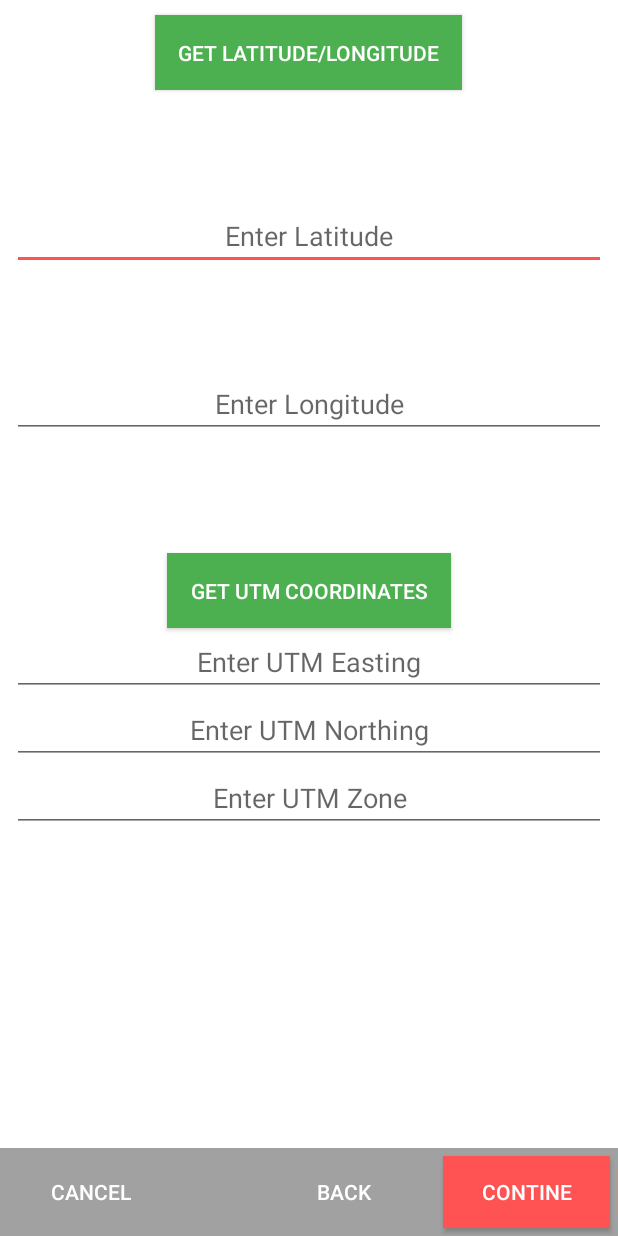
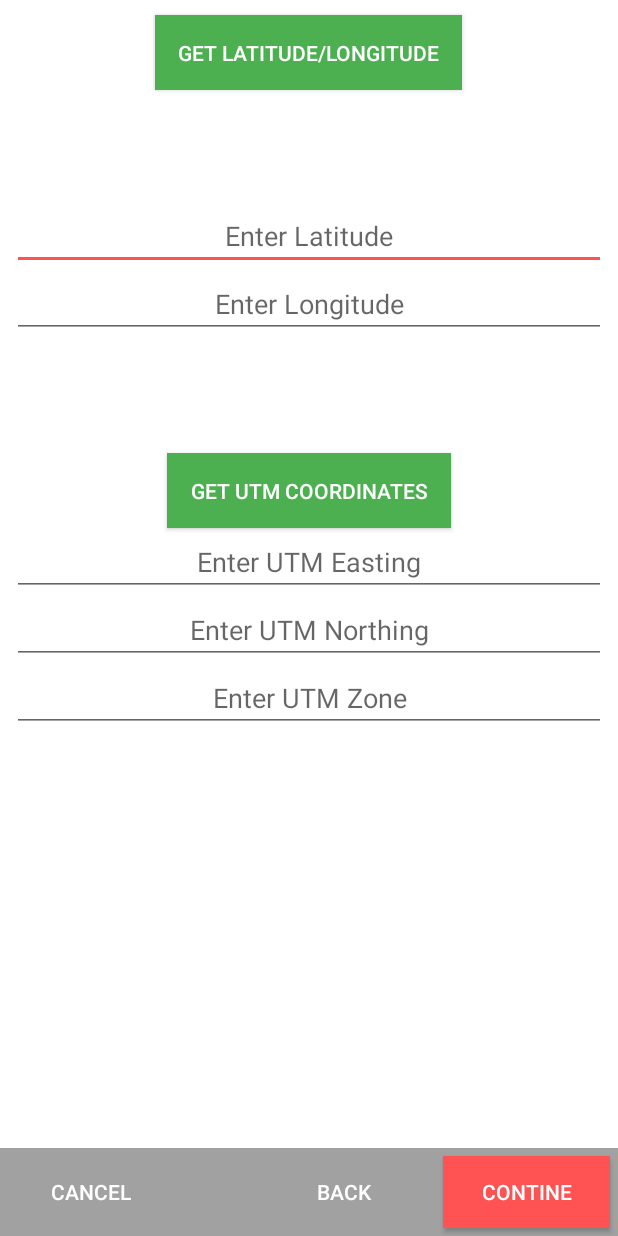
Before and after one commit to Chinese-Dragon/Wildlife-Collector, an Android app: the layout collection_location_fragment.xml on its own in the app's theme, with its tools: preview values and no code run, on a phone screen of 412 x 824 dp. Run offline under Robolectric (Android 15) with nearby library versions, the phone set to English and light mode, and no system bars.

Commit message:
UTM Fix and Entry Card Update

```diff
--- a/CodeBase/wildlife/app/src/main/java/edu/drury/mcs/wildlife/Fragment/CollectionSpecies.java
+++ b/CodeBase/wildlife/app/src/main/java/edu/drury/mcs/wildlife/Fragment/CollectionSpecies.java
@@ -111,6 +111,7 @@ public class CollectionSpecies extends Fragment implements View.OnClickListener
             Log.i("OnSave", currentCollection.getCollection_name());
             Log.i("OnSave", currentCollection.getDate());
             Log.i("OnSave", currentCollection.getLocation().toString());
+            Log.i("onSave", Integer.toString(currentCollection.getSpecies().size()));
 
             for(Species s : currentCollection.getSpecies()) {
                 Log.i("OnSave", s.getCommonName() + " has " + s.getSpecies_Data().size() +" species collected");
@@ -152,6 +153,7 @@ public class CollectionSpecies extends Fragment implements View.OnClickListener
                 String cName = cursor.getString(cursor.getColumnIndexOrThrow(GroupMappingTable.GM_CNAME));
                 String sName = cursor.getString(cursor.getColumnIndexOrThrow(GroupMappingTable.GM_SNAME));
                 data.add(new Species(cName, sName, group_id));
+                Log.i("Species", cName);
             }
 
             cursor.close();
--- a/CodeBase/wildlife/app/src/main/java/edu/drury/mcs/wildlife/JavaClass/collectionAdapter.java
+++ b/CodeBase/wildlife/app/src/main/java/edu/drury/mcs/wildlife/JavaClass/collectionAdapter.java
@@ -156,9 +156,6 @@ public class collectionAdapter extends RecyclerView.Adapter<collectionAdapter.cV
                 clickedCollection.deleteFromDB(context,cFragment.getCurrent_mainCollection());
                 Message.showMessage(editOption.getContext(), clickedCollection.getCollection_name() + " is deleted");
                 notifyItemRemoved(this.getAdapterPosition());
-            } else if (item.getItemId() == R.id.action_edit) {
-                // edit the collection
-                Message.showMessage(editOption.getContext(), "Edit collection");
             }
 
             return true;
--- a/CodeBase/wildlife/app/src/main/res/layout/add_dialog_fragment.xml
+++ b/CodeBase/wildlife/app/src/main/res/layout/add_dialog_fragment.xml
@@ -10,7 +10,7 @@
         android:paddingBottom="10dp"
         android:paddingLeft="24dp"
         android:paddingTop="24dp"
-        android:text="New Collection"
+        android:text="New Entry"
         android:textColor="@color/colorPrimaryText"
         android:textSize="24sp" />
 
@@ -22,7 +22,7 @@
         android:paddingBottom="24dp"
         android:paddingLeft="24dp"
         android:textColor="@color/colorSecondaryText"
-        android:text="Please name new collection" />
+        android:text="Please name the new entry" />
 
     <EditText
         android:id="@+id/name_collection"
@@ -33,7 +33,7 @@
         android:layout_marginLeft="24dp"
         android:layout_marginRight="24dp"
         android:inputType="text"
-        android:hint="Name new collection"/>
+        android:hint="Name new entry"/>
 
     <Button
         android:id="@+id/create"
--- a/CodeBase/wildlife/app/src/main/res/layout/collection_location_fragment.xml
+++ b/CodeBase/wildlife/app/src/main/res/layout/collection_location_fragment.xml
@@ -40,11 +40,6 @@
             android:inputType="number|numberSigned|numberDecimal"
             android:textAlignment="center" />
 
-        <Space
-            android:id="@+id/space2"
-            android:layout_width="match_parent"
-            android:layout_height="100px"
-            android:layout_below="@id/latitude"/>
 
         <EditText
             android:id="@+id/longitude"
@@ -90,12 +85,12 @@
             android:inputType="numberDecimal" />
 
         <EditText
-            android:id="@+id/UTMZone"
+            android:id="@+id/UTMZoneAndLetter"
             android:layout_width="match_parent"
             android:layout_height="match_parent"
             android:hint="Enter UTM Zone"
-            android:textAlignment="center"
-            android:inputType="numberDecimal" />
+            android:inputType="text"
+            android:textAlignment="center" />
 
 
     </LinearLayout>
```
Also changed, not shown: CodeBase/wildlife/app/src/main/java/edu/drury/mcs/wildlife/Fragment/CollectionLocation.java (+10 -6 lines).
